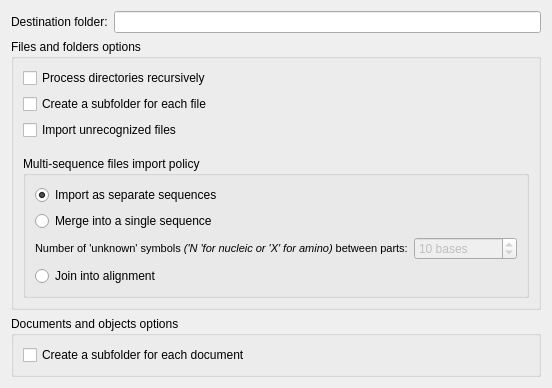
First picture: the form in src/corelibs/U2Gui/src/util/shared_db/ui/ImportOptionsWidget.ui, repository violethaze74/ugene, before the edit.
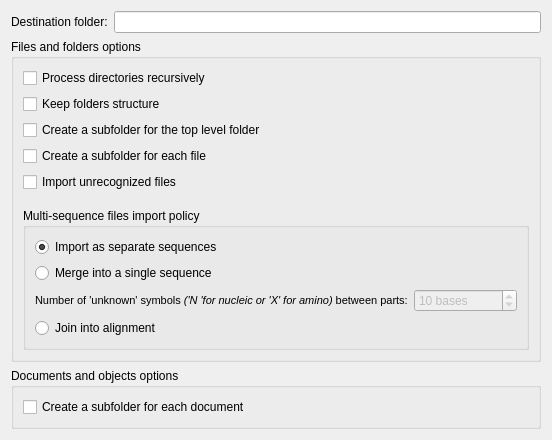
Second picture: the form after the edit.

```diff
--- a/src/corelibs/U2Gui/src/util/shared_db/ui/ImportOptionsWidget.ui
+++ b/src/corelibs/U2Gui/src/util/shared_db/ui/ImportOptionsWidget.ui
@@ -7,7 +7,7 @@
     <x>0</x>
     <y>0</y>
     <width>541</width>
-    <height>377</height>
+    <height>419</height>
    </rect>
   </property>
   <property name="windowTitle">
@@ -41,6 +41,20 @@
         </property>
        </widget>
       </item>
+      <item>
+       <widget class="QCheckBox" name="cbKeepStructure">
+        <property name="text">
+         <string>Keep folders structure</string>
+        </property>
+       </widget>
+      </item>
+      <item>
+       <widget class="QCheckBox" name="cbCreateSubfoldersForTopLevelFolder">
+        <property name="text">
+         <string>Create a subfolder for the top level folder</string>
+        </property>
+       </widget>
+      </item>
       <item>
        <widget class="QCheckBox" name="cbCreateSubfoldersForFiles">
         <property name="text">
```
